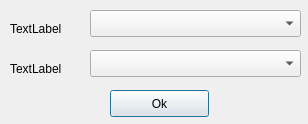
First picture: the form in Modules/UIModules/UIResources/DeviceChooserDialog.ui, repository dennisguse/VoIP.py, before the edit.
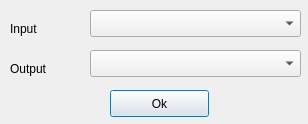
Second picture: the form after the edit.

The edit to the form file:
```diff
--- a/Modules/UIModules/UIResources/DeviceChooserDialog.ui
+++ b/Modules/UIModules/UIResources/DeviceChooserDialog.ui
@@ -23,7 +23,7 @@
     </rect>
    </property>
    <property name="text">
-    <string>TextLabel</string>
+    <string>Input</string>
    </property>
   </widget>
   <widget class="QLabel" name="labelDev2">
@@ -36,7 +36,7 @@
     </rect>
    </property>
    <property name="text">
-    <string>TextLabel</string>
+    <string>Output</string>
    </property>
   </widget>
   <widget class="QPushButton" name="btn">
```
Left out of the diff: 6 changed lines with no effect on the pictures.
